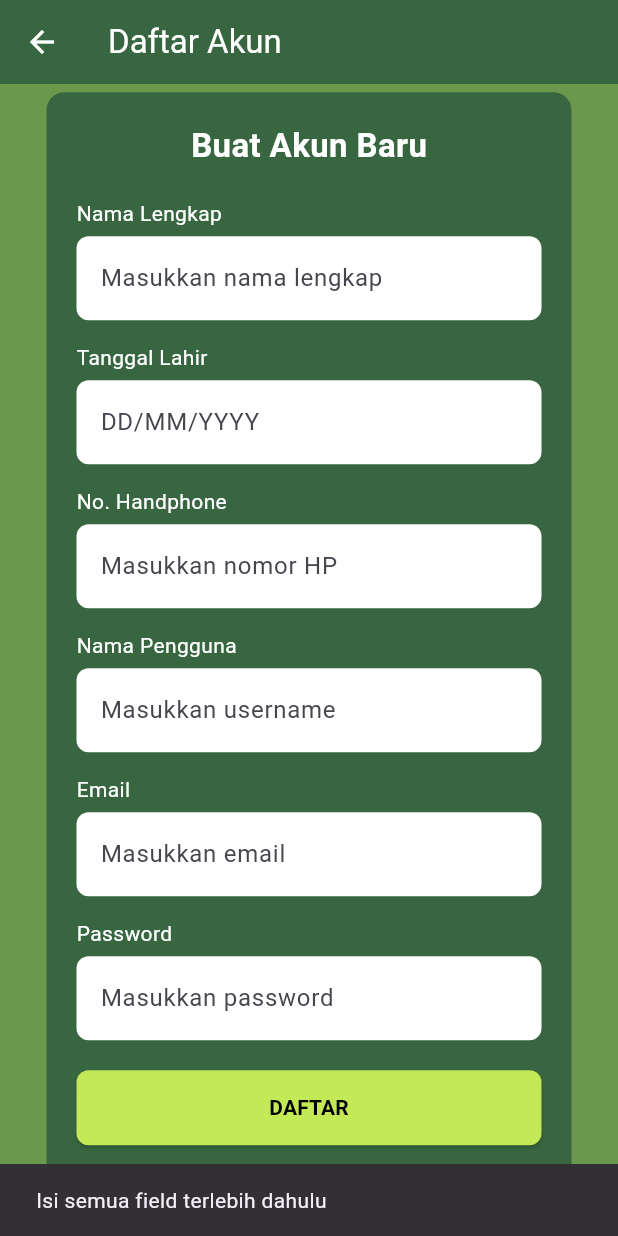
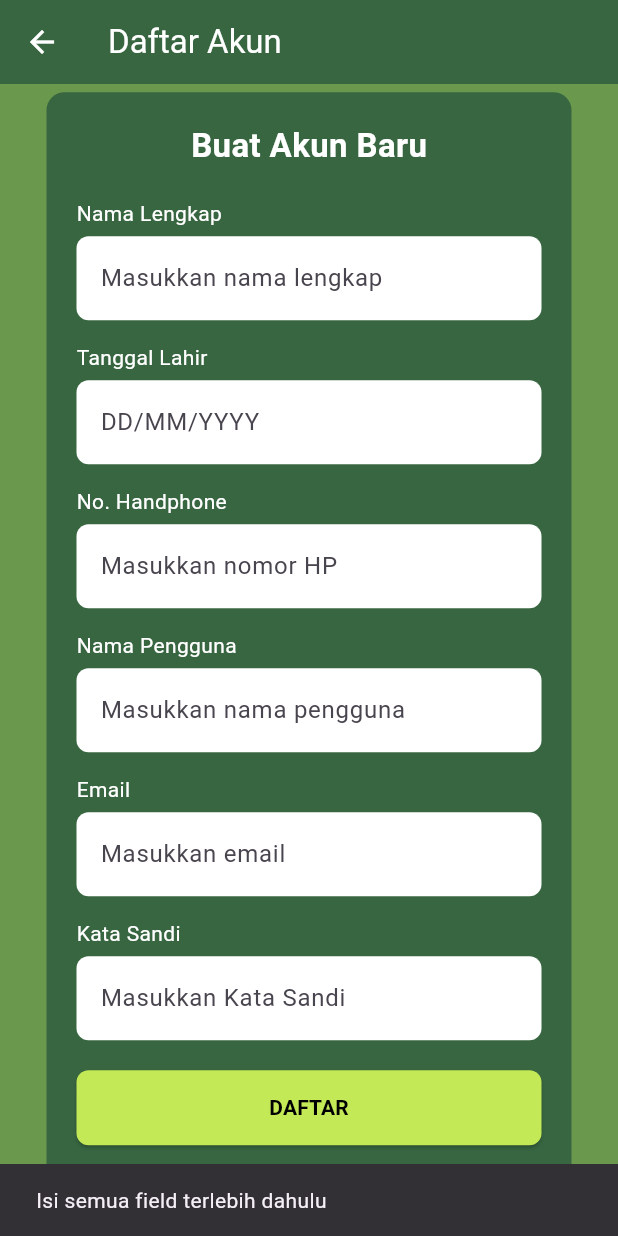
Before and after one commit to anisyarahmawati1097/PBL-PARKEY, a Flutter app: the DaftarPage screen opened directly, after a tap on "DAFTAR", on a phone screen of 412 x 824 dp. Run offline on Flutter 3.47's test engine with Material 3 defaults, Android fonts, the phone set to English and light mode, and no system bars.

Commit message:
mengubah bahasa

```diff
--- a/lib/daftar.dart
+++ b/lib/daftar.dart
@@ -37,7 +37,7 @@ class _DaftarPageState extends State<DaftarPage> {
     }
 
     ScaffoldMessenger.of(context).showSnackBar(
-      const SnackBar(content: Text("Akun berhasil dibuat! Silakan login")),
+      const SnackBar(content: Text("Akun berhasil dibuat! Silakan Masuk")),
     );
     Navigator.pushReplacement(
       context,
@@ -137,7 +137,7 @@ class _DaftarPageState extends State<DaftarPage> {
                 TextField(
                   controller: _usernameController,
                   decoration: InputDecoration(
-                    hintText: "Masukkan username",
+                    hintText: "Masukkan nama pengguna",
                     filled: true,
                     fillColor: Colors.white,
                     border: OutlineInputBorder(
@@ -167,13 +167,13 @@ class _DaftarPageState extends State<DaftarPage> {
                 const SizedBox(height: 15),
 
                 // Password
-                const Text("Password", style: TextStyle(color: Colors.white)),
+                const Text("Kata Sandi", style: TextStyle(color: Colors.white)),
                 const SizedBox(height: 5),
                 TextField(
                   controller: _passwordController,
                   obscureText: true,
                   decoration: InputDecoration(
-                    hintText: "Masukkan password",
+                    hintText: "Masukkan Kata Sandi",
                     filled: true,
                     fillColor: Colors.white,
                     border: OutlineInputBorder(
```
